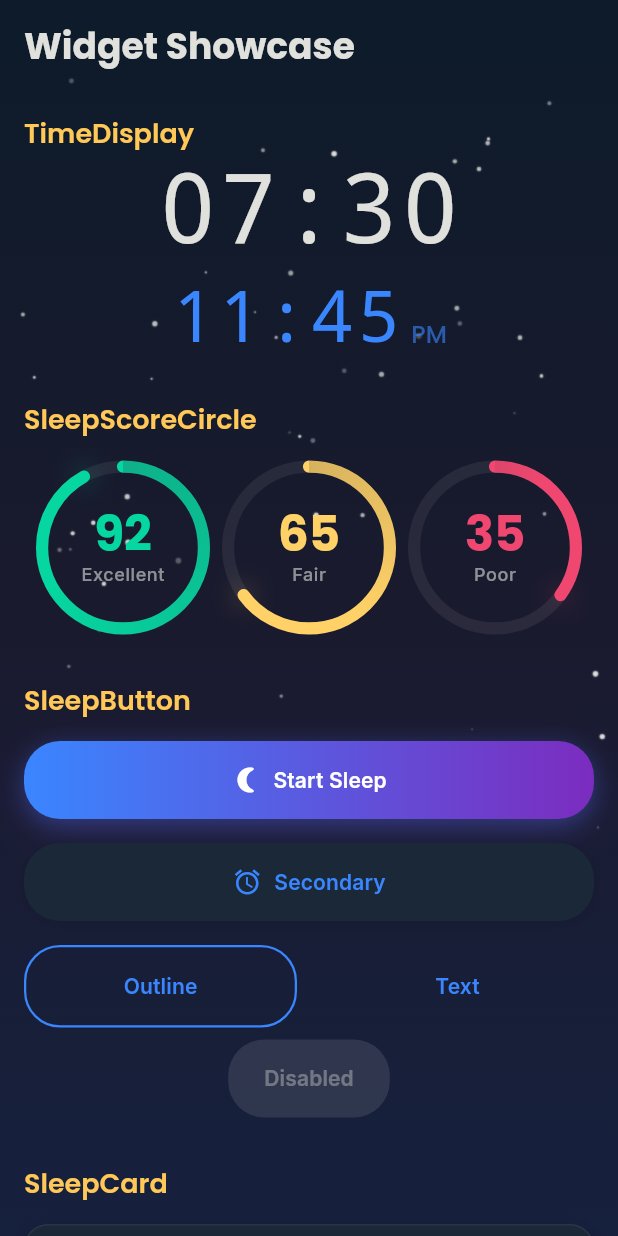
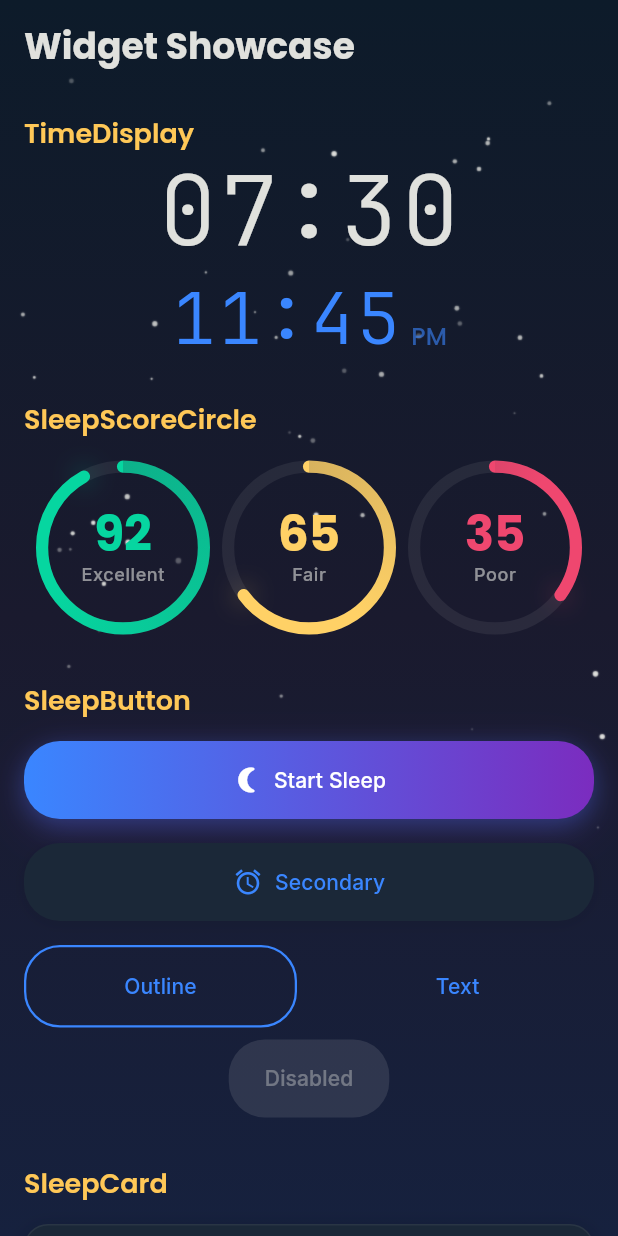
Before and after one commit to ganzhubas/SleepWise, a Flutter app: the screen it shows after launch, on a phone screen of 412 x 824 dp. Run offline on Flutter 3.47's test engine with Material 3 defaults, Android fonts, the phone set to English and light mode, and no system bars.

Commit message:
Replace google_fonts with locally bundled OFL fonts
Remove runtime dependency on Google Fonts servers by bundling
Poppins, Inter, and JetBrains Mono directly in assets/fonts/.
This eliminates network requirements for font loading, removes
GDPR concerns, and provides instant font availability.

- Bundle Poppins (300-700 weights) for display/heading styles
- Bundle Inter (300-500 weights) for body text
- Bundle JetBrains Mono (300-500 weights) for time display
- Remove google_fonts package dependency
- Update app_typography.dart to use local font families
- Update time_display.dart to use JetBrains Mono

https://claude.ai/code/session_01APCw41t2XuADAzdXJvivoj

```diff
--- a/lib/core/theme/app_typography.dart
+++ b/lib/core/theme/app_typography.dart
@@ -1,48 +1,61 @@
 import 'package:flutter/material.dart';
-import 'package:google_fonts/google_fonts.dart';
 
 class AppTypography {
   AppTypography._();
 
+  static const String _poppins = 'Poppins';
+  static const String _inter = 'Inter';
+  static const String mono = 'JetBrainsMono';
+
   static TextTheme get textTheme {
-    return TextTheme(
-      displayLarge: GoogleFonts.poppins(
+    return const TextTheme(
+      displayLarge: TextStyle(
+        fontFamily: _poppins,
         fontSize: 32,
         fontWeight: FontWeight.w700,
       ),
-      displayMedium: GoogleFonts.poppins(
+      displayMedium: TextStyle(
+        fontFamily: _poppins,
         fontSize: 28,
         fontWeight: FontWeight.w600,
       ),
-      displaySmall: GoogleFonts.poppins(
+      displaySmall: TextStyle(
+        fontFamily: _poppins,
         fontSize: 24,
         fontWeight: FontWeight.w600,
       ),
-      headlineMedium: GoogleFonts.poppins(
+      headlineMedium: TextStyle(
+        fontFamily: _poppins,
         fontSize: 20,
         fontWeight: FontWeight.w500,
       ),
-      titleLarge: GoogleFonts.poppins(
+      titleLarge: TextStyle(
+        fontFamily: _poppins,
         fontSize: 18,
         fontWeight: FontWeight.w500,
       ),
-      titleMedium: GoogleFonts.poppins(
+      titleMedium: TextStyle(
+        fontFamily: _poppins,
         fontSize: 16,
         fontWeight: FontWeight.w500,
       ),
-      bodyLarge: GoogleFonts.inter(
+      bodyLarge: TextStyle(
+        fontFamily: _inter,
         fontSize: 16,
         fontWeight: FontWeight.w400,
       ),
-      bodyMedium: GoogleFonts.inter(
+      bodyMedium: TextStyle(
+        fontFamily: _inter,
         fontSize: 14,
         fontWeight: FontWeight.w400,
       ),
-      bodySmall: GoogleFonts.inter(
+      bodySmall: TextStyle(
+        fontFamily: _inter,
         fontSize: 12,
         fontWeight: FontWeight.w400,
       ),
-      labelLarge: GoogleFonts.inter(
+      labelLarge: TextStyle(
+        fontFamily: _inter,
         fontSize: 14,
         fontWeight: FontWeight.w500,
       ),
--- a/lib/widgets/time_display.dart
+++ b/lib/widgets/time_display.dart
@@ -1,4 +1,5 @@
 import 'package:flutter/material.dart';
+import 'package:sleepwise/core/theme/app_typography.dart';
 
 class TimeDisplay extends StatelessWidget {
   final int hours;
@@ -33,7 +34,7 @@ class TimeDisplay extends StatelessWidget {
         Text(
           '${displayHour.toString().padLeft(2, '0')}:${minutes.toString().padLeft(2, '0')}',
           style: TextStyle(
-            fontFamily: 'monospace',
+            fontFamily: AppTypography.mono,
             fontSize: fontSize,
             fontWeight: FontWeight.w300,
             color: textColor,
```
Also changed, not shown: pubspec.yaml (+30 -3 lines), assets/fonts/Inter/Inter-Light.ttf (added), assets/fonts/Inter/Inter-Medium.ttf (added), assets/fonts/Inter/Inter-Regular.ttf (added), assets/fonts/Inter/Inter-Variable.ttf (added), assets/fonts/JetBrainsMono/JetBrainsMono-Light.ttf (added), assets/fonts/JetBrainsMono/JetBrainsMono-Medium.ttf (added), assets/fonts/JetBrainsMono/JetBrainsMono-Regular.ttf (added), assets/fonts/Poppins/Poppins-Bold.ttf (added), assets/fonts/Poppins/Poppins-Light.ttf (added), assets/fonts/Poppins/Poppins-Medium.ttf (added), assets/fonts/Poppins/Poppins-Regular.ttf (added), assets/fonts/Poppins/Poppins-SemiBold.ttf (added), pubspec.lock.
